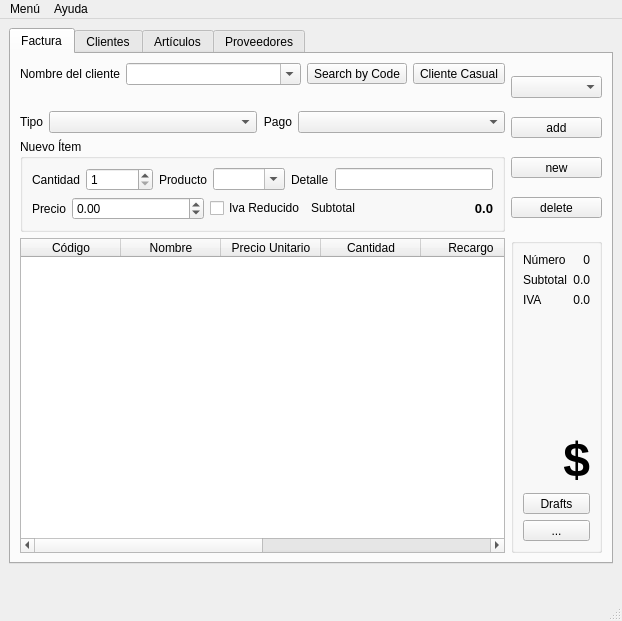
Qt form banta/res/ui/main.ui (jerobarraco/banta) before a commit.
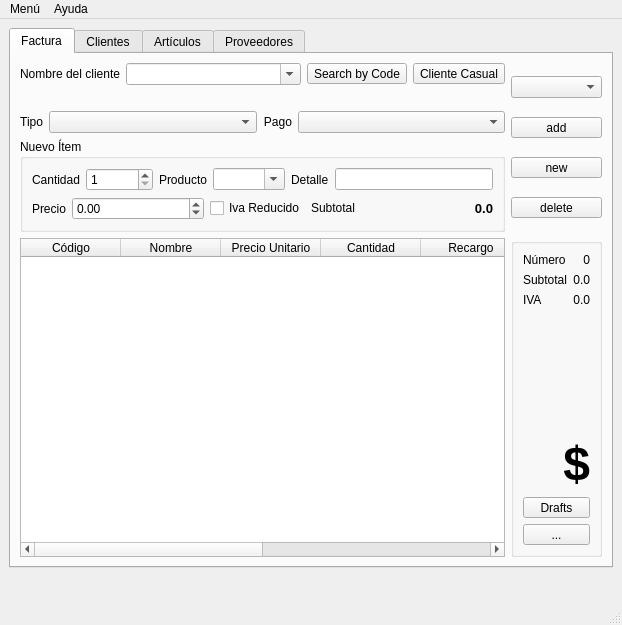
The same form after that commit. Icons and pictures are not drawn.

Patch:
```diff
--- a/banta/res/ui/main.ui
+++ b/banta/res/ui/main.ui
@@ -10,7 +10,7 @@
     <x>0</x>
     <y>0</y>
     <width>622</width>
-    <height>621</height>
+    <height>625</height>
    </rect>
   </property>
   <property name="sizePolicy">
```
